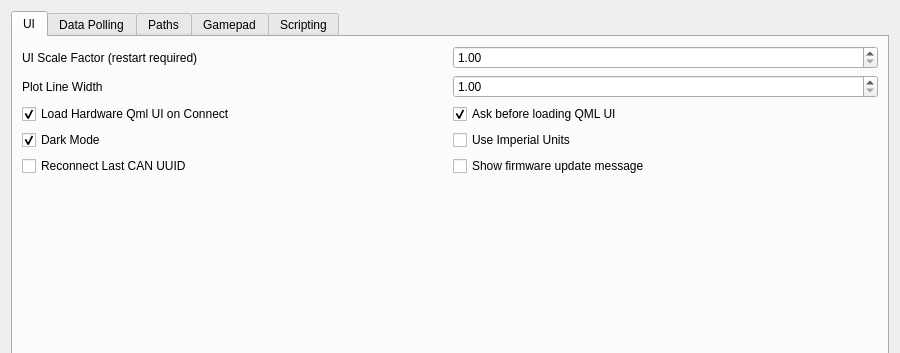
Before: the Qt Designer form preferences.ui in vedderb/vesc_tool, drawn with Qt 5; both pictures show x 0 to 900 and y 0 to 353 of the 900 by 556 pixel window.
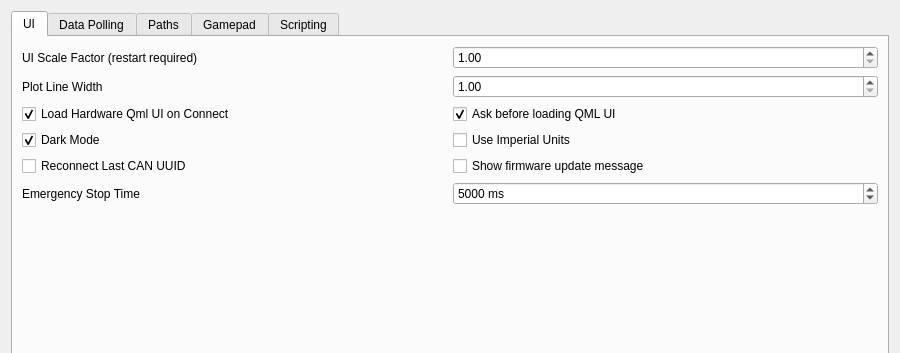
After: the same form once the commit is applied. Icons and pictures are not drawn. Custom widgets are drawn as their Qt base class.

Commit message: Added configurable estop to ESC and stop button

The edit to the form file:
```diff
--- a/preferences.ui
+++ b/preferences.ui
@@ -147,6 +147,32 @@
            </property>
           </widget>
          </item>
+         <item row="5" column="0">
+          <widget class="QLabel" name="label_13">
+           <property name="text">
+            <string>Emergency Stop Time</string>
+           </property>
+          </widget>
+         </item>
+         <item row="5" column="1">
+          <widget class="QSpinBox" name="estopTimeBox">
+           <property name="toolTip">
+            <string>Time to disable all motor commands after using the stop button or the ESC key.</string>
+           </property>
+           <property name="suffix">
+            <string> ms</string>
+           </property>
+           <property name="maximum">
+            <number>65000</number>
+           </property>
+           <property name="singleStep">
+            <number>10</number>
+           </property>
+           <property name="value">
+            <number>5000</number>
+           </property>
+          </widget>
+         </item>
         </layout>
        </item>
        <item>
```
Left out of the diff: 100 changed lines with no effect on the pictures. The commit also changes 8 other files.
